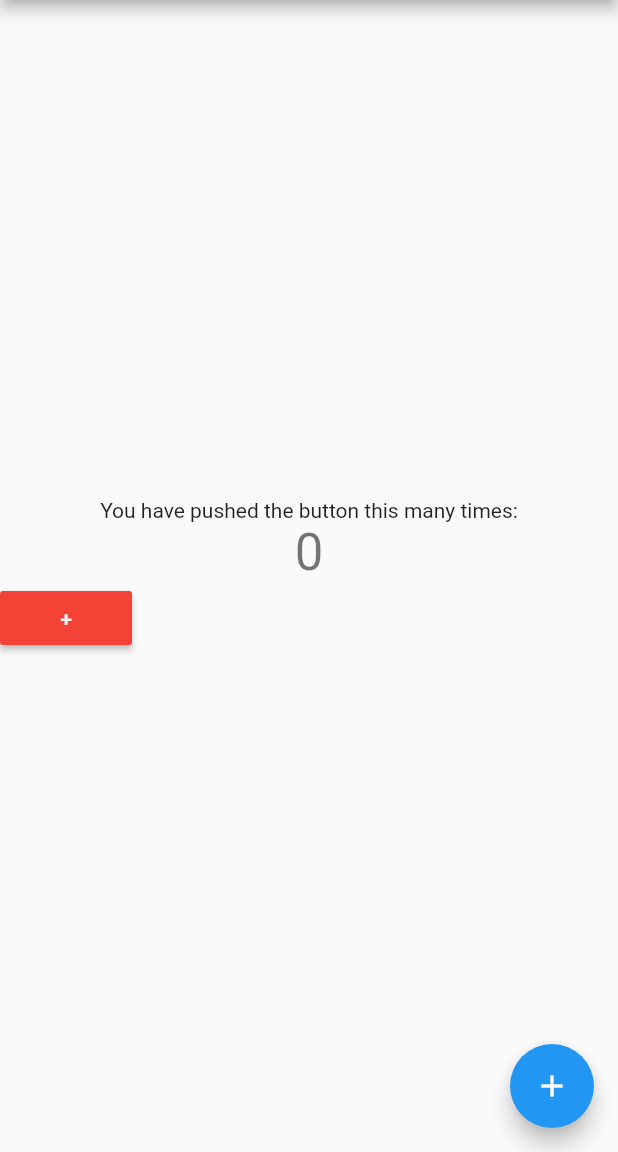
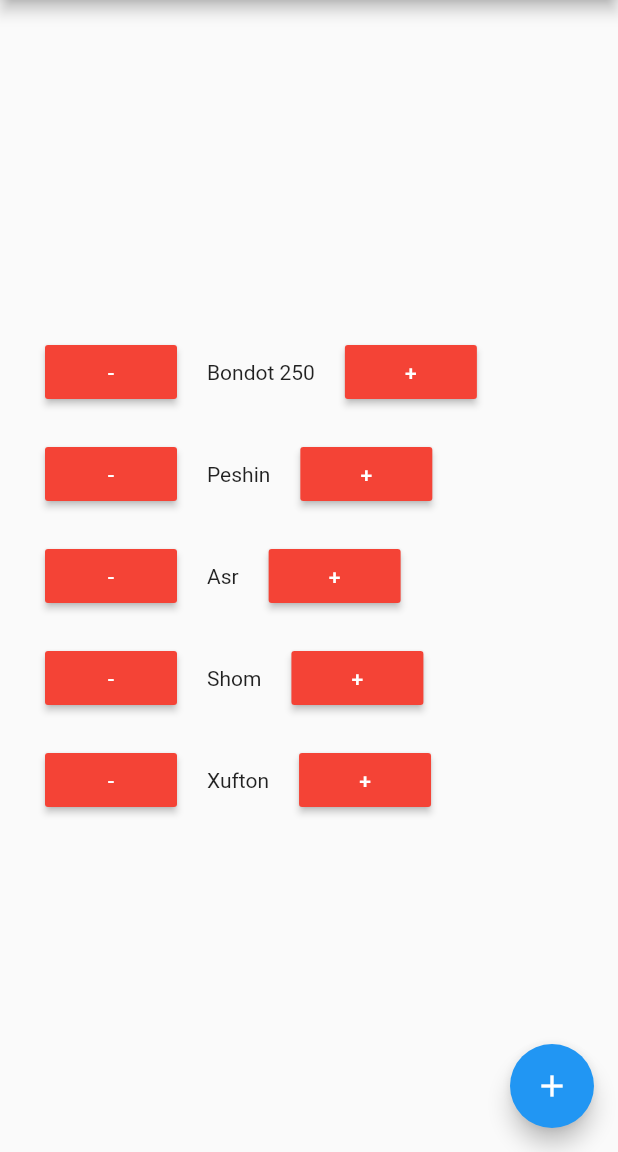
Before and after one commit to Alfraganus/qaza_prayer_tracker, a Flutter app: the screen it shows after launch, on a phone screen of 412 x 824 dp, the part 84-1236 px from its top. Run offline on Flutter 3.47's test engine with Material 2 defaults, Android fonts, the phone set to English and light mode, and no system bars.

Commit message:
first prayer count

```diff
--- a/lib/main.dart
+++ b/lib/main.dart
@@ -1,9 +1,13 @@
 import 'package:flutter/material.dart';
-
+import 'package:provider/provider.dart';
+import 'package:qaza_prayer_tracker/provider/counter_provider.dart';
 void main() {
-  runApp(const MyApp());
+  runApp(
+    MultiProvider(providers: [
+    ChangeNotifierProvider(create: (_) =>Counter(250))
+    ],child: MyApp(),),
+  );
 }
-
 class MyApp extends StatelessWidget {
   const MyApp({Key? key}) : super(key: key);
 
@@ -13,15 +17,6 @@ class MyApp extends StatelessWidget {
     return MaterialApp(
       title: 'Flutter Demo',
       theme: ThemeData(
-        // This is the theme of your application.
-        //
-        // Try running your application with "flutter run". You'll see the
-        // application has a blue toolbar. Then, without quitting the app, try
-        // changing the primarySwatch below to Colors.green and then invoke
-        // "hot reload" (press "r" in the console where you ran "flutter run",
-        // or simply save your changes to "hot reload" in a Flutter IDE).
-        // Notice that the counter didn't reset back to zero; the application
-        // is not restarted.
         primarySwatch: Colors.blue,
       ),
       home: const MyHomePage(title: 'Flutter Demo Home Page'),
@@ -49,34 +44,25 @@ class _MyHomePageState extends State<MyHomePage> {
 
   @override
   Widget build(BuildContext context) {
-    // This method is rerun every time setState is called, for instance as done
-    // by the _incrementCounter method above.
-    //
-    // The Flutter framework has been optimized to make rerunning build methods
-    // fast, so that you can just rebuild anything that needs updating rather
-    // than having to individually change instances of widgets.
+
     return Scaffold(
       appBar: AppBar(
-        // Here we take the value from the MyHomePage object that was created by
-        // the App.build method, and use it to set our appbar title.
         title: Text(widget.title),
       ),
       body: Center(
-        // Center is a layout widget. It takes a single child and positions it
-        // in the middle of the parent.
-        child: Column(
-         /*w*/
-          mainAxisAlignment: MainAxisAlignment.center,
-          children: <Widget>[
-            const Text(
-              'You have pushed the button this many times:',
-            ),
-            Text(
-              '$_counter',
-              style: Theme.of(context).textTheme.headline4,
-            ),
-            getPrayer()
-          ],
+        child: Padding(
+          padding: EdgeInsets.symmetric(horizontal: 30),
+          child: Wrap(
+            spacing: 20, // to apply margin in the main axis of the wrap
+            runSpacing: 20,
+            children: <Widget>[
+              getPrayer(PrayerName: 'Bondot ${context.watch<Counter>().count}',),
+              getPrayer(PrayerName: 'Peshin',),
+              getPrayer(PrayerName: 'Asr',),
+              getPrayer(PrayerName: 'Shom',),
+              getPrayer(PrayerName: 'Xufton',),
+            ],
+          ),
         ),
       ),
       floatingActionButton: FloatingActionButton(
@@ -88,14 +74,19 @@ class _MyHomePageState extends State<MyHomePage> {
   }
 }
 
+
+
+
 class getPrayer extends StatefulWidget {
-  const getPrayer({Key? key}) : super(key: key);
-
+  const getPrayer({Key? key, required this.PrayerName, this.PrayerId}) : super(key: key);
   @override
+  final String PrayerName;
+  final int? PrayerId;
   State<getPrayer> createState() => _getPrayerState();
 }
 
 class _getPrayerState extends State<getPrayer> {
+
   @override
   Widget build(BuildContext context) {
     return Container(
@@ -104,10 +95,22 @@ class _getPrayerState extends State<getPrayer> {
           RaisedButton(
             color: Colors.red, // background
             textColor: Colors.white, // foreground
-            onPressed: () { },
+            onPressed: () {
+              context.read<Counter>().decrement();
+            },
+            child: Text('-'),
+          ),
+          SizedBox(width: 20,),
+          Text(widget.PrayerName),
+          SizedBox(width: 20,),
+          RaisedButton(
+            color: Colors.red, // background
+            textColor: Colors.white, // foreground
+            onPressed: () {
+              context.read<Counter>().increment();
+            },
             child: Text('+'),
           )
-
         ],
       ),
     );
--- /dev/null
+++ b/lib/provider/counter_provider.dart
@@ -0,0 +1,21 @@
+import 'package:flutter/material.dart';
+
+class Counter with ChangeNotifier {
+  int _count = 0;
+  var cnt;
+
+  Counter(this.cnt);
+
+
+  int get count => cnt;
+
+
+  void increment() {
+    cnt++;
+    notifyListeners();
+  }
+  void decrement() {
+    cnt--;
+    notifyListeners();
+  }
+}
--- a/pubspec.yaml
+++ b/pubspec.yaml
@@ -34,6 +34,7 @@ dependencies:
   # The following adds the Cupertino Icons font to your application.
   # Use with the CupertinoIcons class for iOS style icons.
   cupertino_icons: ^1.0.2
+  provider: ^6.0.3
 
 dev_dependencies:
   flutter_test:
```
Also changed, not shown: pubspec.lock.
